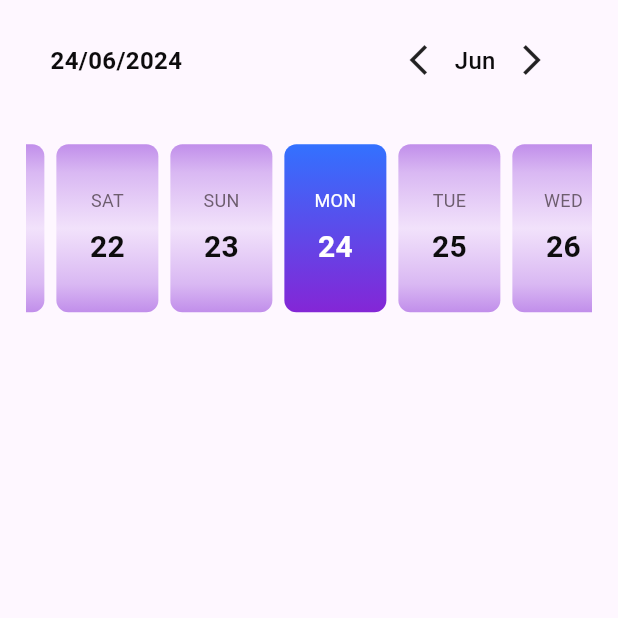
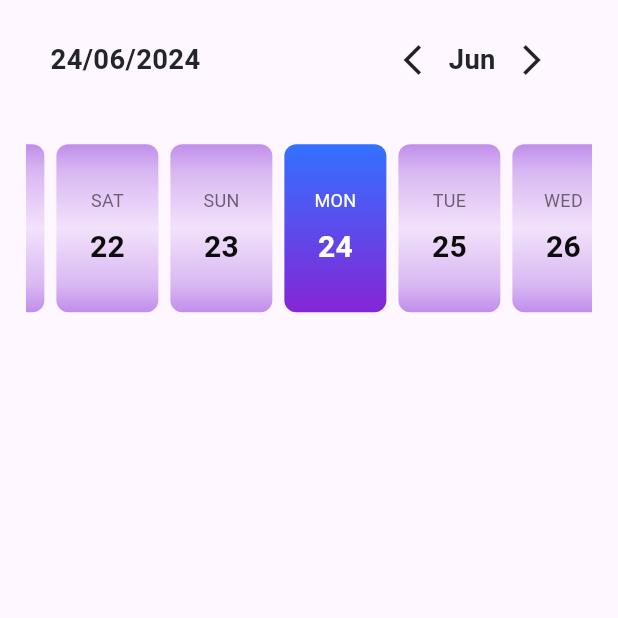
Before and after one commit to mostafaramadanhamed/Task-Ease-App, a Flutter app: the HomeScreen screen opened by its route, on a phone screen of 412 x 824 dp, the top half of it. Run offline on Flutter 3.47's test engine with Material 3 defaults, Android fonts, the phone set to English and light mode, and no system bars; drawn by our look-alikes of easy_date_timeline; our stand-ins replace flutter_screenutil.

Commit message:
edit date styles

```diff
--- a/lib/features/home/presentation/home_screen.dart
+++ b/lib/features/home/presentation/home_screen.dart
@@ -4,6 +4,7 @@ import 'package:flutter_screenutil/flutter_screenutil.dart';
 import 'package:task_ease/core/routing/routes.dart';
 import 'package:task_ease/core/routing/routing_extension.dart';
 import 'package:task_ease/core/styles/colors.dart';
+import 'package:task_ease/core/styles/text_styles.dart';
 import 'package:task_ease/core/utils/spacing_extension.dart';
 class HomeScreen extends StatelessWidget {
   const HomeScreen({super.key});
@@ -31,9 +32,11 @@ class HomeScreen extends StatelessWidget {
                 onDateChange: (selectedDate) {
                   //`selectedDate` the new date selected.
                 },
-                headerProps: const EasyHeaderProps(
+                headerProps:  EasyHeaderProps(
                   monthPickerType: MonthPickerType.switcher,
-                  dateFormatter: DateFormatter.fullDateDMY(),
+                  dateFormatter: const DateFormatter.fullDateDMY(),
+                  selectedDateStyle: TextStyles.font18Bold,
+                  monthStyle: TextStyles.font18Bold,
                 ),
                 dayProps:  EasyDayProps(
                   dayStructure: DayStructure.dayStrDayNum,
```
